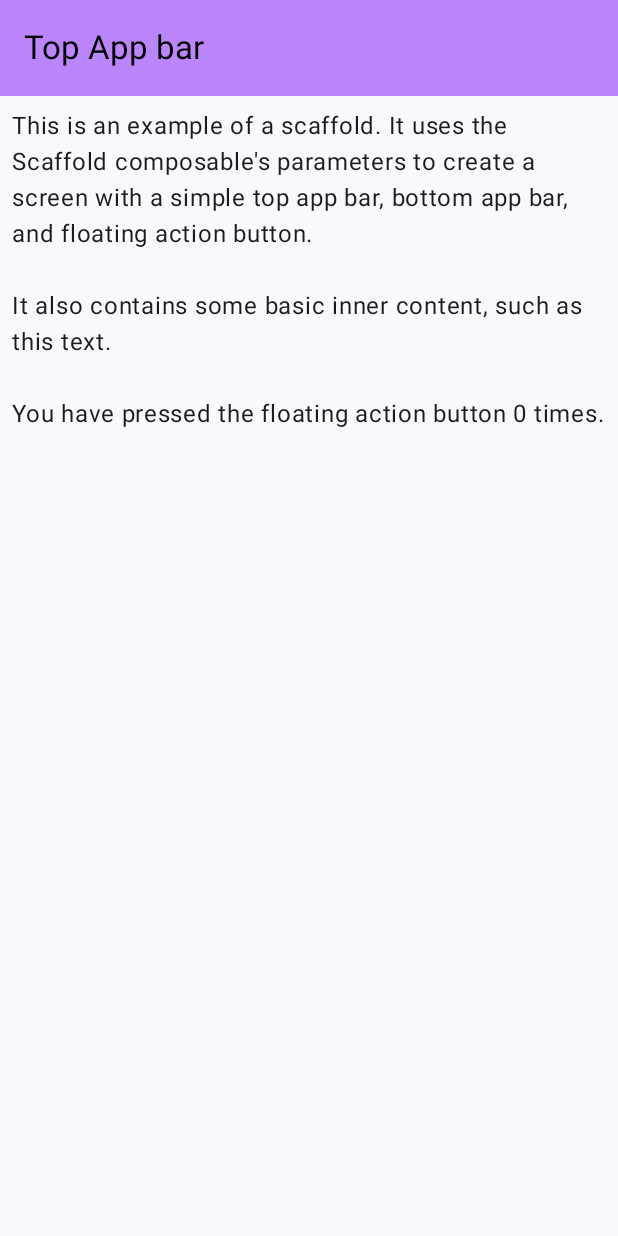
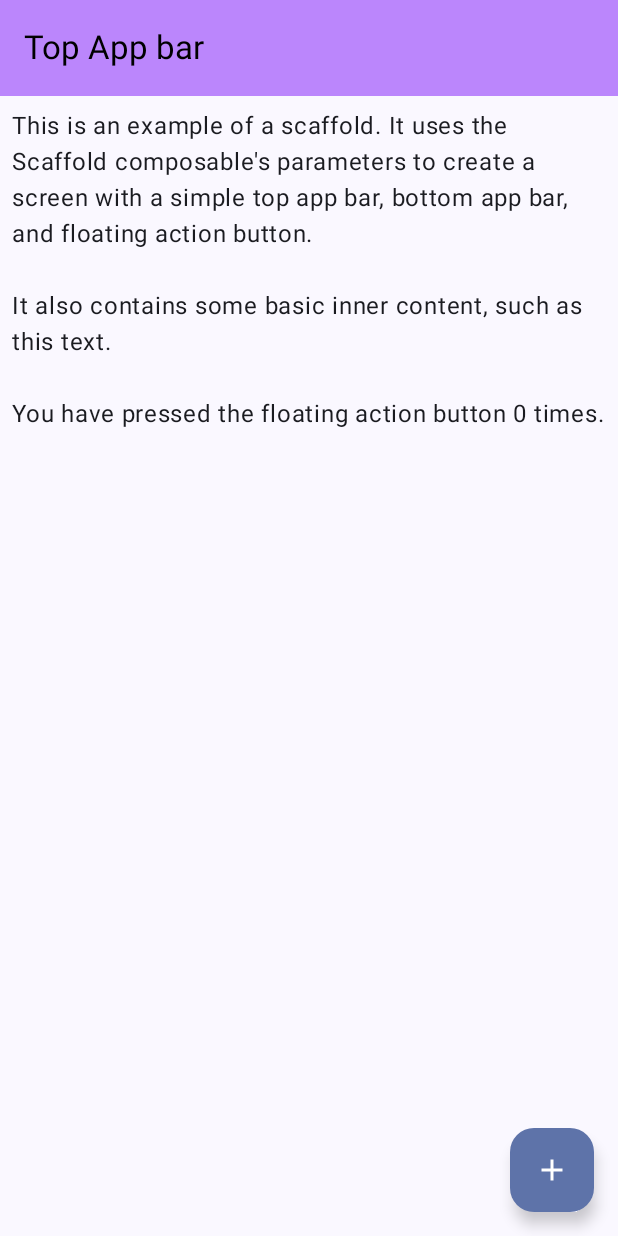
Before and after one commit to faisalmoinuddin99/android_kotlin, an Android app built with Jetpack Compose: the screen it shows after launch (MainActivity), on a phone screen of 412 x 824 dp. Run offline under Robolectric (Android 15) with nearby library versions, the phone set to English and light mode, and no system bars.

Commit message:
Scaffold - FloatingActionButton | Done

```diff
--- a/Layout_Playground/app/src/main/java/com/example/layout_playground/Screens/ScaffoldExample.kt
+++ b/Layout_Playground/app/src/main/java/com/example/layout_playground/Screens/ScaffoldExample.kt
@@ -3,7 +3,11 @@ package com.example.layout_playground.Screens
 import androidx.compose.foundation.layout.Arrangement
 import androidx.compose.foundation.layout.Column
 import androidx.compose.foundation.layout.padding
+import androidx.compose.material.icons.Icons
+import androidx.compose.material.icons.filled.Add
 import androidx.compose.material3.ExperimentalMaterial3Api
+import androidx.compose.material3.FloatingActionButton
+import androidx.compose.material3.Icon
 import androidx.compose.material3.Scaffold
 import androidx.compose.material3.Text
 import androidx.compose.material3.TopAppBar
@@ -11,6 +15,7 @@ import androidx.compose.material3.TopAppBarColors
 import androidx.compose.material3.TopAppBarDefaults
 import androidx.compose.runtime.Composable
 import androidx.compose.runtime.getValue
+import androidx.compose.runtime.mutableIntStateOf
 import androidx.compose.runtime.mutableStateOf
 import androidx.compose.runtime.remember
 import androidx.compose.runtime.setValue
@@ -24,7 +29,7 @@ import com.example.layout_playground.R
 fun MyScaffoldExample() {
 
     var presses by remember {
-        mutableStateOf(0)
+        mutableIntStateOf(0)
     }
     Scaffold(
         topBar = {
@@ -36,6 +41,12 @@ fun MyScaffoldExample() {
                 title = {
                     Text(text = "Top App bar")
                 })
+        },
+        floatingActionButton = {
+            FloatingActionButton(onClick = { presses++ }) {
+                Icon(Icons.Default.Add, contentDescription = "Add")
+
+            }
         }
     ) { innerPadding ->
         Column(
```
